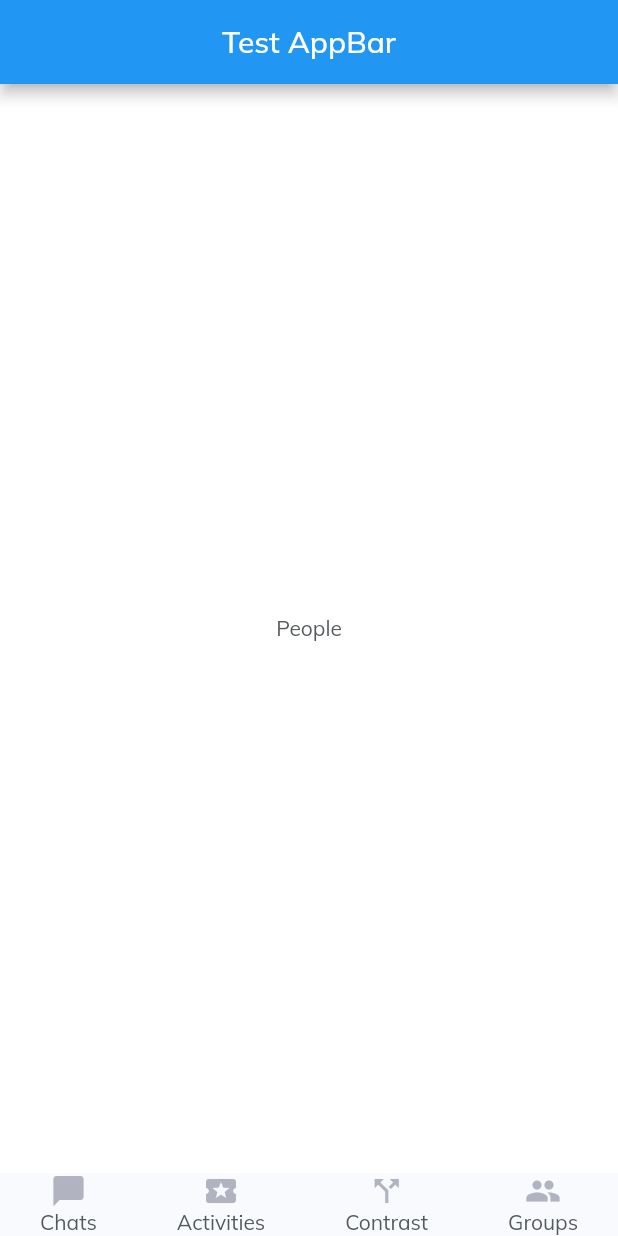
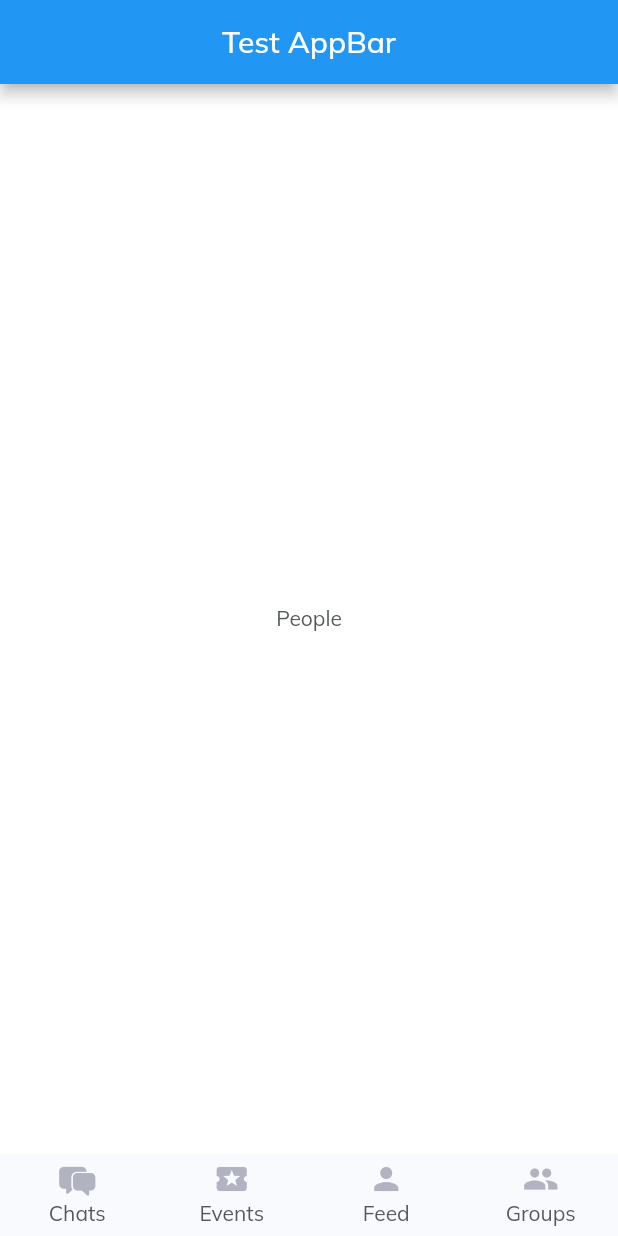
Before and after one commit to NetradeepakC/Aftos, a Flutter app: the screen it shows after launch, on a phone screen of 412 x 824 dp. Run offline on Flutter 3.47's test engine with Material 2 defaults, Android fonts, the phone set to English and light mode, and no system bars; our stand-ins replace google_fonts.

Commit message:
Started Stateful Widgets Implementation

```diff
--- a/lib/navigation.dart
+++ b/lib/navigation.dart
@@ -1,30 +1,40 @@
+import 'package:flutter/cupertino.dart';
 import 'package:flutter/material.dart';
 import 'package:aftos/theme.dart';
 class BottomNavBar extends StatelessWidget {
-  BottomNavBar({Key? key}) : super(key: key);
+  BottomNavBar({
+    Key? key,
+    required this.onButtonPressed
+  }) : super(key: key);
 
-  final barButtons=[
-    const NavBarButton(
-      label: "Chats",
-      iconData: Icons.chat_bubble,),
-    const NavBarButton(
-      label: "Activities",
-      iconData: Icons.local_activity,),
-    const NavBarButton(
-      label: "Contrast",
-      iconData: Icons.call_split,),
-    const NavBarButton(
-      label: "Groups",
-      iconData: Icons.group,),
-  ];
+  static int i=0;
+  final ValueChanged<int> onButtonPressed;
 
   @override
   Widget build(BuildContext context) {
+    final List<Widget> barButtons=[
+      NavBarButton(
+        label: "Chats",
+        iconData: CupertinoIcons.bubble_left_bubble_right_fill,
+        onTap: onButtonPressed,),
+      NavBarButton(
+        label: "Events",
+        iconData: Icons.local_activity,
+        onTap: onButtonPressed,),
+      NavBarButton(
+        label: "Feed",
+        iconData: Icons.person,
+        onTap: onButtonPressed,),
+      NavBarButton(
+        label: "Groups",
+        iconData: Icons.group,
+        onTap: onButtonPressed,),
+    ];
     final ThemeData mode = Theme.of(context);
-    var whichMode=mode.brightness;
+    bool darkMode=mode.brightness==Brightness.dark;
     return SafeArea(
       child: Container(
-        color: (whichMode==Brightness.dark)?AppColors.cardDark:AppColors.cardLight,
+        color: (darkMode)?AppColors.cardDark:AppColors.cardLight,
         child:
         Row(
           mainAxisAlignment: MainAxisAlignment.spaceAround,
@@ -37,20 +47,57 @@ class BottomNavBar extends StatelessWidget {
   }
 }
 
-class NavBarButton extends StatelessWidget {
-  const NavBarButton({Key? key, required this.label, required this.iconData}) : super(key: key);
+class NavBarButton extends StatefulWidget {
+  const NavBarButton({
+    Key? key,
+    required this.label,
+    required this.iconData,
+    required this.onTap,
+  }) : super(key: key);
 
-  final String label;
-  final IconData iconData;
+  final String label;//Text under the icon
+  final IconData iconData;//Icon
+  final ValueChanged<int> onTap;
+
+  @override
+  State<NavBarButton> createState() {
+    return NavBarButtonState();
+  }
+}
+
+class NavBarButtonState extends State<NavBarButton> {
+  static int maxIndex=0;
+  int index=-1;
+  bool firstLoad=true;
 
   @override
   Widget build(BuildContext context) {
-    return Column(
-      mainAxisSize: MainAxisSize.min,
-      children: [
-        Icon(iconData),
-        Text(label),
-      ],
+    // final ThemeData mode = Theme.of(context);
+    // bool darkMode=mode.brightness==Brightness.dark;
+    if(firstLoad)//Instructions that only need to run once and not every hot reload
+    {
+      index=maxIndex++;
+      firstLoad=false;
+      setState((){});
+    }
+    return GestureDetector(
+      onTap: () {
+        widget.onTap(index);
+      },
+      child: SizedBox(
+        width: 50,
+        height: 55,
+        child:Column(
+          mainAxisSize: MainAxisSize.min,
+          children: [
+            const SizedBox(height: 5,),
+            Icon(widget.iconData),
+            const SizedBox(height: 2,),
+            //Text(label, style: const TextStyle(color: AppColors.textLight,)),
+            defaultText(context, widget.label),
+          ],
+        ),
+      )
     );
   }
 }
--- a/lib/screens/home_screen.dart
+++ b/lib/screens/home_screen.dart
@@ -19,7 +19,11 @@ class HomeScreen extends StatelessWidget {
         title: const Center(child: Text("Test AppBar")),
       ),
       body: pages[0],
-      bottomNavigationBar: BottomNavBar(),
+      bottomNavigationBar: BottomNavBar(
+        onButtonPressed: (index){
+          print(index);
+        },
+      ),
     );
   }
 }
--- a/lib/theme.dart
+++ b/lib/theme.dart
@@ -22,6 +22,16 @@ abstract class _LightColors {
 abstract class _DarkColors {
   static const background = Color(0xFF1B1E1F);
   static const card = AppColors.cardDark;
+}
+
+defaultTextStyle(BuildContext context){
+  ThemeData mode = Theme.of(context);
+  bool darkMode=mode.brightness==Brightness.dark;
+  return TextStyle(color: darkMode?AppColors.textLight:AppColors.textDark);
+}
+
+defaultText(BuildContext context, String str){
+  return Text(str, style: defaultTextStyle(context),);
 }
 
 /// Reference to the application theme.
```
Also changed, not shown: 1 other file.
